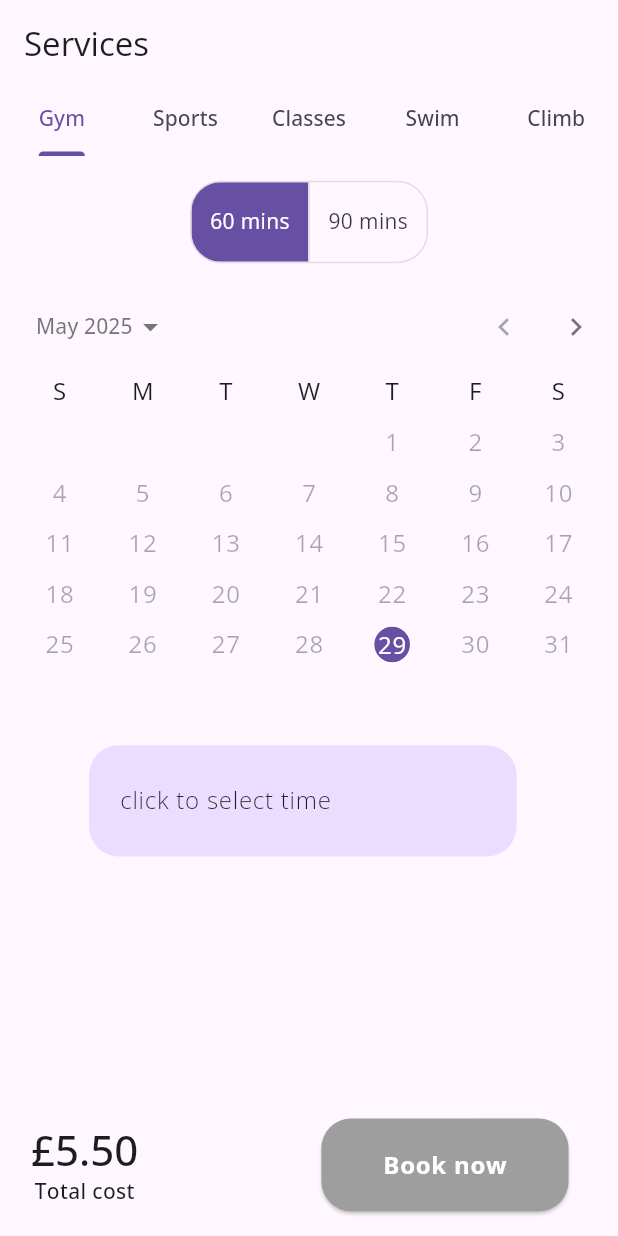
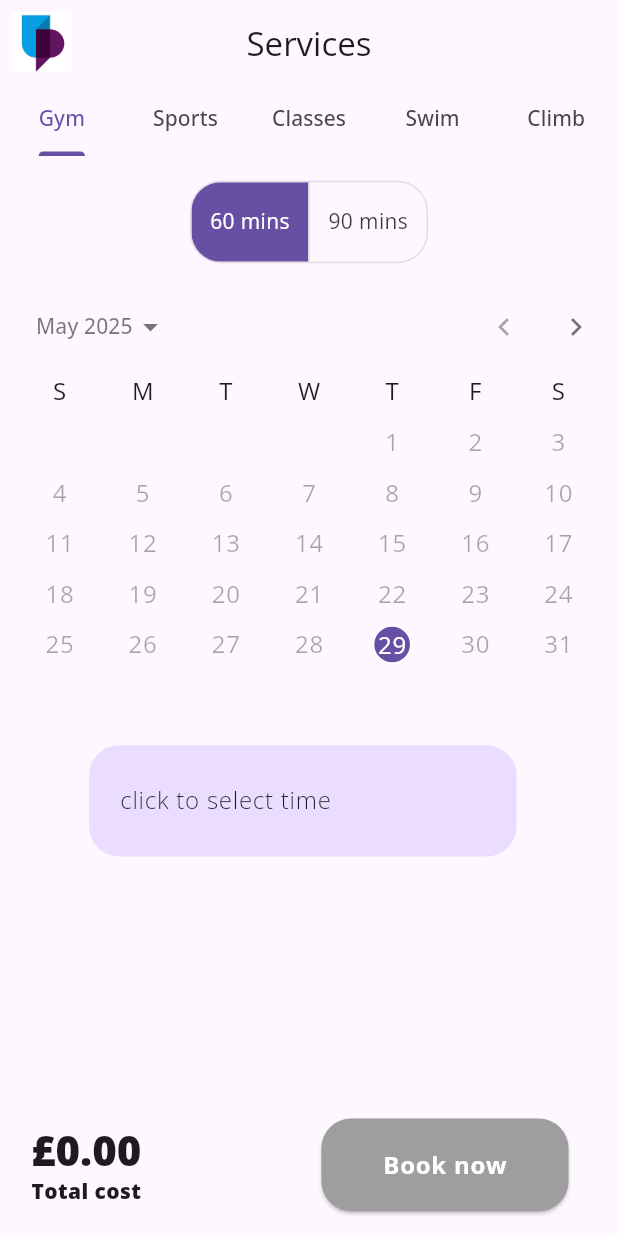
Before and after one commit to AltTheo/UOP_sports_app_v3.0, a Flutter app: the Services screen opened directly, on a phone screen of 412 x 824 dp. Run offline on Flutter 3.47's test engine with Material 3 defaults, Android fonts, the light colour scheme and no system bars; our stand-ins replace flutter_secure_storage, flutter_svg, shared_preferences; accounts and stored records are empty; project files that could hold a hidden picture were left out.

Commit message:
sell updates

```diff
--- a/lib/common/app_features/app_bar.dart
+++ b/lib/common/app_features/app_bar.dart
@@ -1,4 +1,5 @@
 import 'package:flutter/material.dart';
+import 'package:uop_sports_v3/common/app_features/app_logo.dart';
 import 'package:uop_sports_v3/components/buttons/bell_button.dart';
 
 class UopAppBar {
@@ -9,10 +10,44 @@ class UopAppBar {
   );
   static AppBar actionedAppBar(List<Widget>? widget, String title) {
     return AppBar(
+      leading: Padding(
+        padding: const EdgeInsets.all(8.0),
+        child: Image.asset(
+          UopAppLogo.uopSingleLogo,
+          fit: BoxFit.contain,
+        ),
+      ),
       title: Text(title),
       actions: widget,
     );
   }
 
+  static AppBar staticAppBar(String title) {
+    return AppBar(
+      leading: Padding(
+        padding: const EdgeInsets.all(8.0),
+        child: Image.asset(
+          UopAppLogo.uopSingleLogo,
+          fit: BoxFit.contain,
+        ),
+      ),
+      title: Text(title),
+    );
+  }
+
+  static AppBar tabAppBar(PreferredSizeWidget tabWidget, String title) {
+    return AppBar(
+      leading: Padding(
+        padding: const EdgeInsets.all(8.0),
+        child: Image.asset(
+          UopAppLogo.uopSingleLogo,
+          fit: BoxFit.contain,
+        ),
+      ),
+      bottom: tabWidget,
+      title: Text(title),
+    );
+  }
+
   static List<Widget> notiIcon = <Widget>[const BellButton()];
 }
--- a/lib/common/app_features/app_logo.dart
+++ b/lib/common/app_features/app_logo.dart
@@ -2,4 +2,5 @@ class UopAppLogo {
   UopAppLogo._();
 
   static String uopLogo = 'assets/logos/uop-logo-3.png';
+  static String uopSingleLogo = 'assets/logos/uop-single-logo.png';
 }
--- a/lib/screens/home/discover.dart
+++ b/lib/screens/home/discover.dart
@@ -43,10 +43,6 @@ class _DiscoverState extends State<Discover> {
     var screenSize = MediaQuery.of(context).size;
     var screenWidth = screenSize.width;
     return Scaffold(
-      drawer: Container(
-        width: screenWidth * 0.75,
-        color: Theme.of(context).colorScheme.primaryContainer,
-      ),
       appBar: UopAppBar.actionedAppBar(UopAppBar.notiIcon, 'Discover'),
       body: RefreshIndicator.adaptive(
         onRefresh: () async {},
--- a/lib/screens/services/gym.dart
+++ b/lib/screens/services/gym.dart
@@ -3,6 +3,7 @@ import 'package:intl/intl.dart';
 import 'package:provider/provider.dart';
 import 'package:uop_sports_v3/navigation/global_key.dart';
 import 'package:uop_sports_v3/utils/device/system_alert.dart';
+import 'package:uop_sports_v3/utils/provider/refresh_screen.dart';
 import 'package:uop_sports_v3/utils/provider/time_slot_provider.dart';
 import 'package:uop_sports_v3/common/widgets/booking_info.dart';
 import 'package:uop_sports_v3/common/widgets/time_slot.dart';
@@ -12,13 +13,14 @@ class Gym extends StatefulWidget {
   const Gym({super.key});
 
   @override
-  State<Gym> createState() => _GymState();
+  State<Gym> createState() => GymState();
 }
 
-class _GymState extends State<Gym> with AutomaticKeepAliveClientMixin {
+class GymState extends State<Gym> with AutomaticKeepAliveClientMixin {
   final List<bool> _isSelected = [true, false];
   DateTime _selectedDateTime = DateTime.now();
   int selectedMinutes = 60;
+  DateTime? initialTime;
   List<Map<String, dynamic>> timeSlots = [];
 
   DateTime roundToNearest15(DateTime dateTime) {
@@ -36,6 +38,13 @@ class _GymState extends State<Gym> with AutomaticKeepAliveClientMixin {
   @override
   void initState() {
     super.initState();
+    _selectedDateTime = roundToNearest15(_selectedDateTime);
+    _generateTimeSlots();
+    Provider.of<RefreshProvider>(context, listen: false).setGymState(this);
+  }
+
+  void refreshPage() async {
+    debugPrint('refreshing the gym page');
     _selectedDateTime = roundToNearest15(_selectedDateTime);
     _generateTimeSlots();
   }
@@ -79,7 +88,14 @@ class _GymState extends State<Gym> with AutomaticKeepAliveClientMixin {
     var screenSize = MediaQuery.of(context).size;
     var screenHeight = screenSize.height;
     var screenWidth = screenSize.width;
-
+    final provider = Provider.of<TimeSlotProvider>(context);
+    String cost = provider.isTimeSelected
+        ? (selectedMinutes == 60
+            ? '£5.50'
+            : selectedMinutes == 90
+                ? '£7.00'
+                : '£0.00')
+        : '£0.00';
     void showLoadDialog() {
       showAdaptiveDialog(
           barrierDismissible: true,
@@ -89,10 +105,21 @@ class _GymState extends State<Gym> with AutomaticKeepAliveClientMixin {
 
     void bookSession() async {
       showLoadDialog();
-      await Future.delayed(const Duration(seconds: 3));
       if (!mounted) return;
+      Provider.of<TimeSlotProvider>(context, listen: false).resetSelection();
+      final newBooking = {
+        'bookingType': 'Gym Booking',
+        'minutes': selectedMinutes.toString(),
+        'bookedTime': formatTime(initialTime ?? DateTime.now()),
+        'date': DateFormat('yyyy-MM-dd').format(DateTime.now())
+      };
+      debugPrint('sending to bookings');
+      final parentState = Provider.of<RefreshProvider>(context, listen: false)
+          .getBookingListState();
+      if (parentState != null) {
+        parentState.addBooking(newBooking);
+      }
       navigatorKey.currentState?.pop();
-
       // ignore: use_build_context_synchronously
       SystemAlert.showSnackBar(context, 'Booking successful');
     }
@@ -123,6 +150,9 @@ class _GymState extends State<Gym> with AutomaticKeepAliveClientMixin {
                                 timeSlot['capacity'],
                                 Theme.of(context).colorScheme.primaryContainer,
                               );
+                              setState(() {
+                                initialTime = timeSlot['time'];
+                              });
                             },
                             spaceLeft: timeSlot['capacity'],
                             time: formatTime(timeSlot['time']),
@@ -284,32 +314,27 @@ class _GymState extends State<Gym> with AutomaticKeepAliveClientMixin {
                 Column(
                   children: [
                     Text(
-                      '£5.50',
+                      cost,
                       style: Theme.of(context)
                           .textTheme
                           .headlineMedium
-                          ?.copyWith(fontWeight: FontWeight.w500),
+                          ?.copyWith(fontWeight: FontWeight.w800),
                     ),
                     Text(
                       'Total cost',
                       style: Theme.of(context)
                           .textTheme
                           .bodyMedium
-                          ?.copyWith(fontWeight: FontWeight.w500),
+                          ?.copyWith(fontWeight: FontWeight.w800),
                     ),
                   ],
                 ),
                 BookButton(
                   buttonText: 'Book now',
                   onPressed: () {
-                    Provider.of<TimeSlotProvider>(context, listen: false)
-                            .isTimeSelected
-                        ? bookSession()
-                        : null;
+                    provider.isTimeSelected ? bookSession() : null;
                   },
-                  isEnabled:
-                      Provider.of<TimeSlotProvider>(context, listen: true)
-                          .isTimeSelected,
+                  isEnabled: provider.isTimeSelected,
                 ),
               ],
             ),
--- a/lib/screens/services/services.dart
+++ b/lib/screens/services/services.dart
@@ -1,6 +1,8 @@
 import 'package:flutter/material.dart';
+import 'package:uop_sports_v3/common/app_features/app_bar.dart';
 import 'package:uop_sports_v3/screens/services/gym.dart';
 import 'package:uop_sports_v3/screens/services/sports.dart';
+import 'package:uop_sports_v3/screens/services/uop_classes.dart';
 
 class Services extends StatefulWidget {
   const Services({super.key});
@@ -15,8 +17,8 @@ class _ServicesState extends State<Services> {
     return DefaultTabController(
       length: 5,
       child: Scaffold(
-        appBar: AppBar(
-          bottom: const TabBar(dividerColor: Colors.transparent, tabs: [
+        appBar: UopAppBar.tabAppBar(
+            const TabBar(dividerColor: Colors.transparent, tabs: [
               Tab(
                 text: 'Gym',
               ),
@@ -33,14 +35,11 @@ class _ServicesState extends State<Services> {
                 text: 'Climb',
               ),
             ]),
-          title: const Text('Services'),
-        ),
+            'Services'),
         body: const TabBarView(children: [
           Gym(),
           Sports(),
-          Center(
-            child: Text('View 3'),
-          ),
+          UopClasses(),
           Center(
             child: Text('View 4'),
           ),
--- a/lib/utils/theme/theme.dart
+++ b/lib/utils/theme/theme.dart
@@ -14,5 +14,6 @@ class AppTheme {
             TextStyle(fontWeight: FontWeight.w500, color: Colors.black),
         type: BottomNavigationBarType.fixed,
       ),
-      appBarTheme: const AppBarTheme(scrolledUnderElevation: 0, ));
+      appBarTheme:
+          const AppBarTheme(scrolledUnderElevation: 0, centerTitle: true));
 }
```
Also changed, not shown: lib/common/widgets/booked_info.dart (+5 -3 lines), lib/components/input/search_input.dart (added, +61 -0 lines), lib/screens/bookings/booking.dart (+5 -42 lines), lib/screens/bookings/booking_list.dart (+14 -0 lines), lib/screens/profile/profile.dart (+10 -10 lines), lib/screens/services/uop_classes.dart (added, +27 -0 lines), lib/utils/device/shimmer_load.dart (added, +74 -0 lines), lib/utils/provider/refresh_screen.dart (+14 -0 lines), lib/utils/provider/time_slot_provider.dart (+13 -0 lines), assets/logos/uop-single-logo.png (added). Lines whose indentation alone changed are shown as unchanged.
